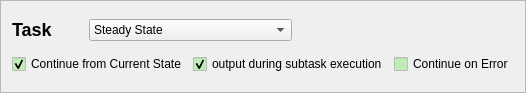
Qt form copasi/UI/CScanWidgetTask.ui (copasi/COPASI) before a commit.
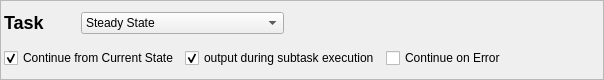
The same form after that commit.

Commit message: Bug 2868: Removed color from scan task widgets.

```diff
--- a/copasi/UI/CScanWidgetTask.ui
+++ b/copasi/UI/CScanWidgetTask.ui
@@ -31,8 +31,8 @@
    <rect>
     <x>0</x>
     <y>0</y>
-    <width>475</width>
-    <height>93</height>
+    <width>604</width>
+    <height>80</height>
    </rect>
   </property>
   <property name="windowTitle">
@@ -56,43 +56,6 @@
    </property>
    <item>
     <widget class="QFrame" name="frame">
-     <property name="palette">
-      <palette>
-       <active>
-        <colorrole role="Base">
-         <brush brushstyle="SolidPattern">
-          <color alpha="255">
-           <red>191</red>
-           <green>236</green>
-           <blue>183</blue>
-          </color>
-         </brush>
-        </colorrole>
-       </active>
-       <inactive>
-        <colorrole role="Base">
-         <brush brushstyle="SolidPattern">
-          <color alpha="255">
-           <red>191</red>
-           <green>236</green>
-           <blue>183</blue>
-          </color>
-         </brush>
-        </colorrole>
-       </inactive>
-       <disabled>
-        <colorrole role="Base">
-         <brush brushstyle="SolidPattern">
-          <color alpha="255">
-           <red>212</red>
-           <green>208</green>
-           <blue>200</blue>
-          </color>
-         </brush>
-        </colorrole>
-       </disabled>
-      </palette>
-     </property>
      <property name="autoFillBackground">
       <bool>true</bool>
      </property>
@@ -103,6 +66,18 @@
       <enum>QFrame::Raised</enum>
      </property>
      <layout class="QVBoxLayout" name="verticalLayout">
+      <property name="leftMargin">
+       <number>3</number>
+      </property>
+      <property name="topMargin">
+       <number>3</number>
+      </property>
+      <property name="rightMargin">
+       <number>3</number>
+      </property>
+      <property name="bottomMargin">
+       <number>3</number>
+      </property>
       <item>
        <layout class="QHBoxLayout">
         <item>
```
Left out of the diff: 2 changed lines with no effect on the pictures. The commit also changes 4 other files.
